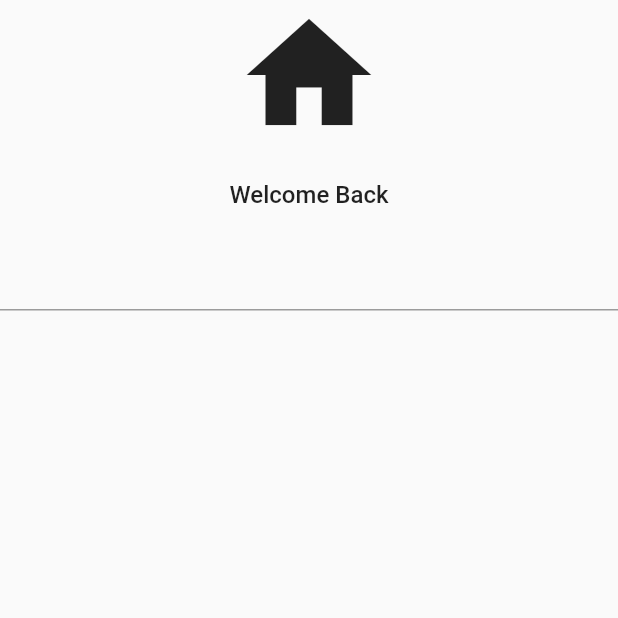
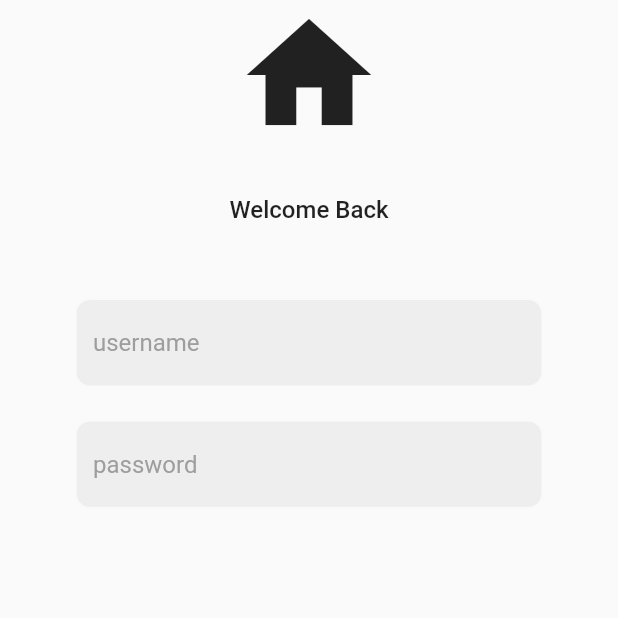
Before and after one commit to spector-0110/login-page-user-auth, a Flutter app: the screen it shows after launch, on a phone screen of 412 x 824 dp, the top half of it. Run offline on Flutter 3.47's test engine with Material 2 defaults, Android fonts, the phone set to English and light mode, and no system bars.

Commit message:
text fields

```diff
--- /dev/null
+++ b/lib/components/customTextField.dart
@@ -0,0 +1,33 @@
+import 'package:flutter/material.dart';
+
+class CoustomTextField extends StatelessWidget {
+  CoustomTextField(
+      {super.key,
+      required this.controller,
+      required this.hintText,
+      required this.obscureText});
+  final controller;
+  String hintText;
+  bool obscureText;
+
+  @override
+  Widget build(context) {
+    return Padding(
+      padding: const EdgeInsets.symmetric(horizontal: 50.0),
+      child: TextField(
+        decoration: InputDecoration(
+            filled: true,
+            enabledBorder: OutlineInputBorder(
+              borderRadius: BorderRadius.circular(10.0),
+              borderSide: const BorderSide(color: Colors.white70),
+            ),
+            focusedBorder: OutlineInputBorder(
+              borderSide: BorderSide(color: Colors.grey.shade400),
+            ),
+            fillColor: Colors.grey.shade200,
+            hintText: hintText,
+            hintStyle: TextStyle(color: Colors.grey[500])),
+      ),
+    );
+  }
+}
--- a/lib/components/textField.dart
+++ /dev/null
@@ -1,3 +0,0 @@
-#import 'package:flutter/material.dart';
-
-class
--- a/lib/pages/login_page.dart
+++ b/lib/pages/login_page.dart
@@ -1,7 +1,13 @@
 import 'package:flutter/material.dart';
+import 'package:login_page/components/customTextField.dart';
 
 class LoginPage extends StatelessWidget {
   LoginPage({super.key});
+
+  String? hintText;
+  bool? obscureText;
+  final _userNameController = TextEditingController();
+  final _passwordController = TextEditingController();
 
   @override
   Widget build(context) {
@@ -10,22 +16,41 @@ class LoginPage extends StatelessWidget {
       body: SafeArea(
         child: Center(
           child: Column(
-            children: const [
-              Icon(
+            children: [
+              const Icon(
                 Icons.home,
                 size: 100,
               ),
-              SizedBox(
-                height: 20,
+              const SizedBox(
+                height: 30,
               ),
-              Text(
+              const Text(
                 'Welcome Back',
                 style: TextStyle(fontSize: 16, fontWeight: FontWeight.w500),
               ),
-               SizedBox(
-                height: 20,
+              const SizedBox(
+                height: 50,
               ),
-              TextField()
+
+              // username textfield
+              CoustomTextField(
+                hintText: 'username',
+                obscureText: false,
+                controller: _userNameController,
+              ),
+              const SizedBox(
+                height: 22,
+              ),
+
+              //password textfield
+              CoustomTextField(
+                hintText: 'password',
+                obscureText: true,
+                controller: _userNameController,
+              ),
+
+              //forget password buttom
+
             ],
           ),
         ),
```
